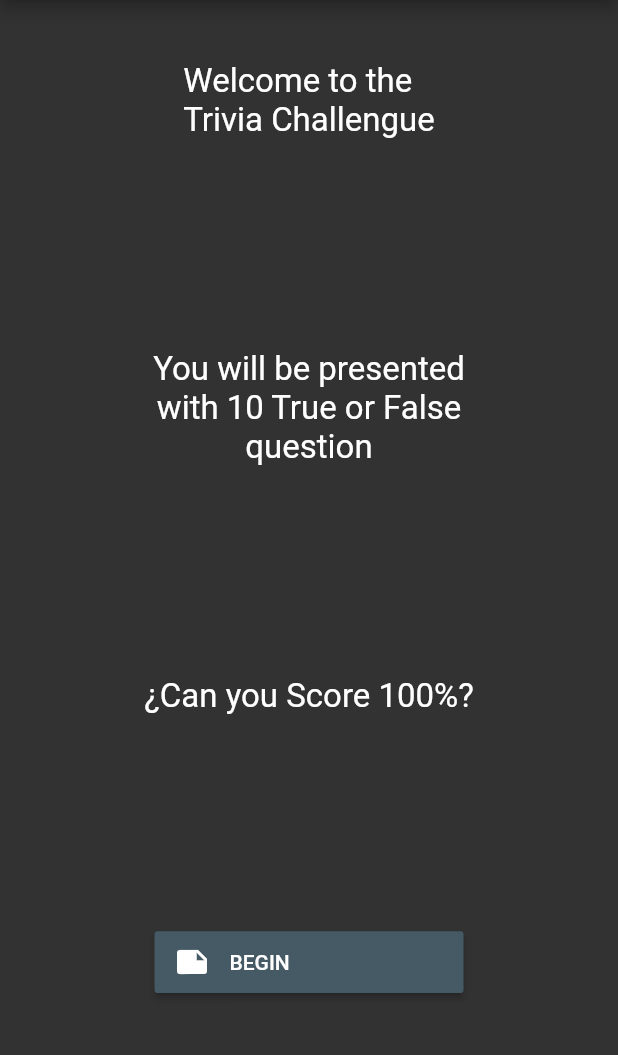
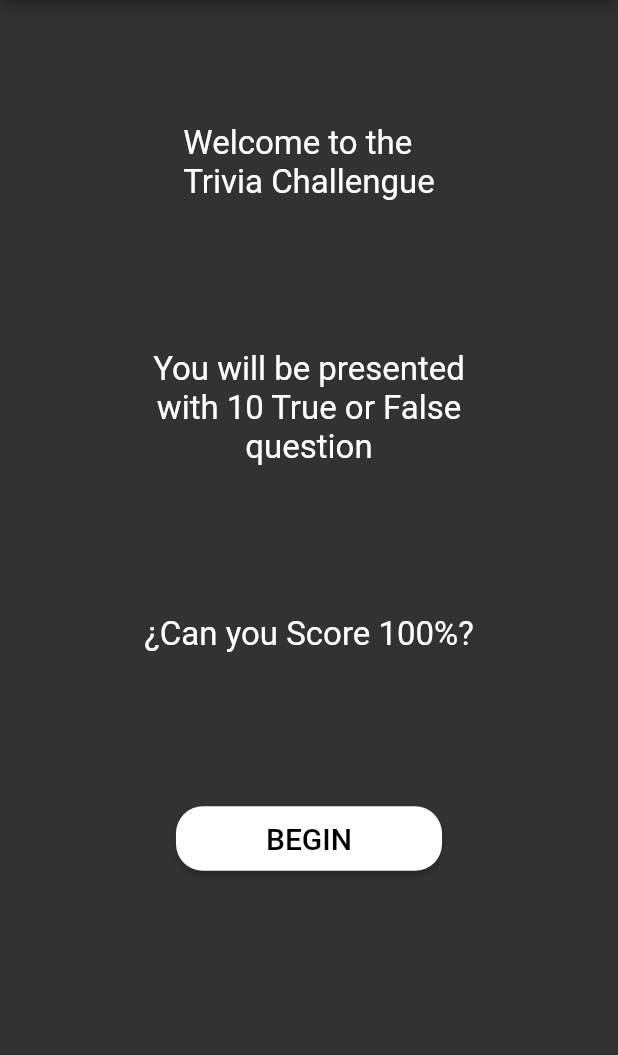
Before and after one commit to JulianGarzon-Dev/TestApp, a Flutter app: the screen it shows after launch, on a phone screen of 412 x 824 dp, the part 84-1139 px from its top. Run offline on Flutter 3.47's test engine with Material 2 defaults, Android fonts, the phone set to English and light mode, and no system bars; our stand-ins replace flutter_signin_button, font_awesome_flutter.

Commit message:
change in home button and add container in test

```diff
--- a/lib/scr/pages/test_page.dart
+++ b/lib/scr/pages/test_page.dart
@@ -92,9 +92,17 @@ class _TestState extends State<TestsPage> {
         SizedBox(
           height: _screenSize.height * 0.03,
         ),
-        Text(
-          (_filter2['question']),
-          style: TextStyle(fontSize: 20),
+        Container(
+          padding: EdgeInsets.all(10.0),
+          child: Column(
+            children: <Widget>[
+              Text(
+                (_filter2['question']),
+                style: TextStyle(fontSize: 20),
+                textAlign: TextAlign.center,
+              ),
+            ],
+          ),
         ),
         Divider(),
         ListView.builder(
--- a/lib/scr/widget/home_widget.dart
+++ b/lib/scr/widget/home_widget.dart
@@ -12,34 +12,39 @@ Widget initPage(BuildContext context, changeTheme) {
   return Center(
     child: Column(
       children: <Widget>[
-        SizedBox(height: _screenSize.height * 0.05),
+        SizedBox(height: _screenSize.height * 0.1),
         Text(
           ("Welcome to the\nTrivia Challengue"),
           style: TextStyle(color: Colors.white, fontSize: 22),
         ),
-        SizedBox(height: _screenSize.height * 0.17),
+        SizedBox(height: _screenSize.height * 0.12),
         Text(("You will be presented"),
             style: TextStyle(color: Colors.white, fontSize: 22)),
         Text(("with 10 True or False"),
             style: TextStyle(color: Colors.white, fontSize: 22)),
         Text(("question"), style: TextStyle(color: Colors.white, fontSize: 22)),
-        SizedBox(height: _screenSize.height * 0.17),
+        SizedBox(height: _screenSize.height * 0.12),
         Text(("¿Can you Score 100%?"),
             style: TextStyle(color: Colors.white, fontSize: 22)),
-        SizedBox(height: _screenSize.height * 0.17),
-        SignInButtonBuilder(
-          text: "BEGIN",
-          icon: Icons.note,
-          onPressed: () {
-            Navigator.push(
-              context,
-              MaterialPageRoute(builder: (context) => TestsPage()),
-            );
-          },
-          backgroundColor: Colors.blueGrey[700],
-          width: _screenSize.width * 0.5,
-          height: _screenSize.height * 0.050,
-        ),
+        SizedBox(height: _screenSize.height * 0.12),
+        RaisedButton(
+            onPressed: () {
+              Navigator.push(context,
+                  MaterialPageRoute(builder: (context) => TestsPage()));
+            },
+            shape: RoundedRectangleBorder(
+                borderRadius: BorderRadius.circular(18.0)),
+            color: Colors.white,
+            textColor: Colors.black,
+            padding: EdgeInsets.all(0.0),
+            child: Container(
+              padding: EdgeInsets.symmetric(horizontal: 60.0, vertical: 10.0),
+              child: Text(
+                'BEGIN',
+                style: TextStyle(fontSize: 20),
+                textAlign: TextAlign.center,
+              ),
+            )),
       ],
     ),
   );
```
